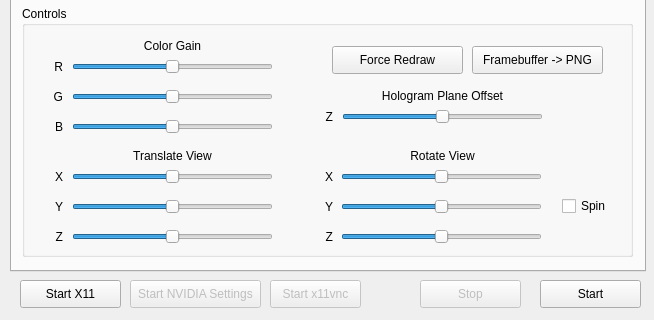
The window that render_algorithms/dscp4/dscp4-qt/ui/mainwindow.ui (itsermo/holovideo-algorithms) describes before a commit, drawn with Qt 5; both pictures show x 0 to 654 and y 340 to 660 of the 654 by 660 pixel window.
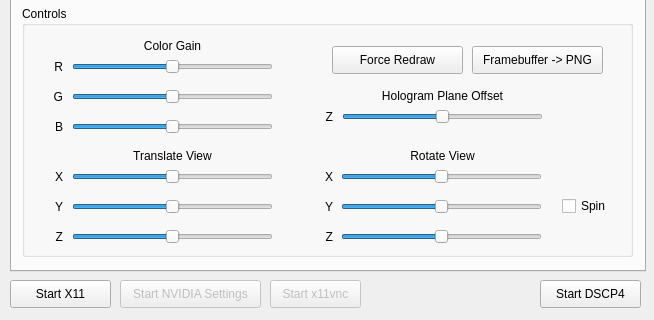
The same window after the commit.

Commit message: now start dscp4 button is toggle like the others

Diff of the .ui file:
```diff
--- a/render_algorithms/dscp4/dscp4-qt/ui/mainwindow.ui
+++ b/render_algorithms/dscp4/dscp4-qt/ui/mainwindow.ui
@@ -3037,26 +3037,7 @@
      </widget>
     </widget>
    </widget>
-   <widget class="QPushButton" name="stopButton">
-    <property name="enabled">
-     <bool>false</bool>
-    </property>
-    <property name="geometry">
-     <rect>
-      <x>420</x>
-      <y>620</y>
-      <width>101</width>
-      <height>28</height>
-     </rect>
-    </property>
-    <property name="toolTip">
-     <string>&lt;html&gt;&lt;head/&gt;&lt;body&gt;&lt;p&gt;Stop the DSCP4 render algorithm&lt;/p&gt;&lt;/body&gt;&lt;/html&gt;</string>
-    </property>
-    <property name="text">
-     <string>Stop</string>
-    </property>
-   </widget>
-   <widget class="QPushButton" name="startButton">
+   <widget class="QPushButton" name="dscp4ToggleButton">
     <property name="geometry">
      <rect>
       <x>540</x>
@@ -3069,13 +3050,13 @@
      <string>&lt;html&gt;&lt;head/&gt;&lt;body&gt;&lt;p&gt;Run the DSCP4 render algorithm&lt;/p&gt;&lt;/body&gt;&lt;/html&gt;</string>
     </property>
     <property name="text">
-     <string>Start</string>
+     <string>Start DSCP4</string>
     </property>
    </widget>
    <widget class="QPushButton" name="x11ToggleButton">
     <property name="geometry">
      <rect>
-      <x>20</x>
+      <x>10</x>
       <y>620</y>
       <width>101</width>
       <height>28</height>
@@ -3094,9 +3075,9 @@
     </property>
     <property name="geometry">
      <rect>
-      <x>130</x>
+      <x>120</x>
       <y>620</y>
-      <width>131</width>
+      <width>141</width>
       <height>28</height>
      </rect>
     </property>
```
Left out of the diff: 3 changed lines with no effect on the pictures. The commit also changes 1 other file.
